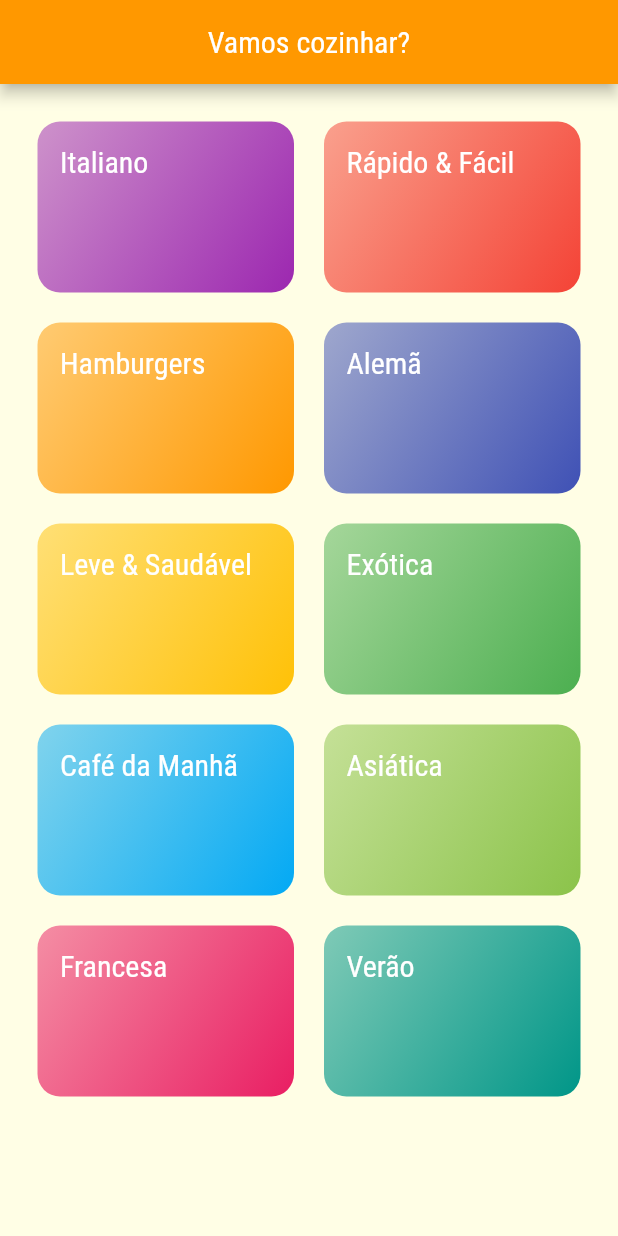
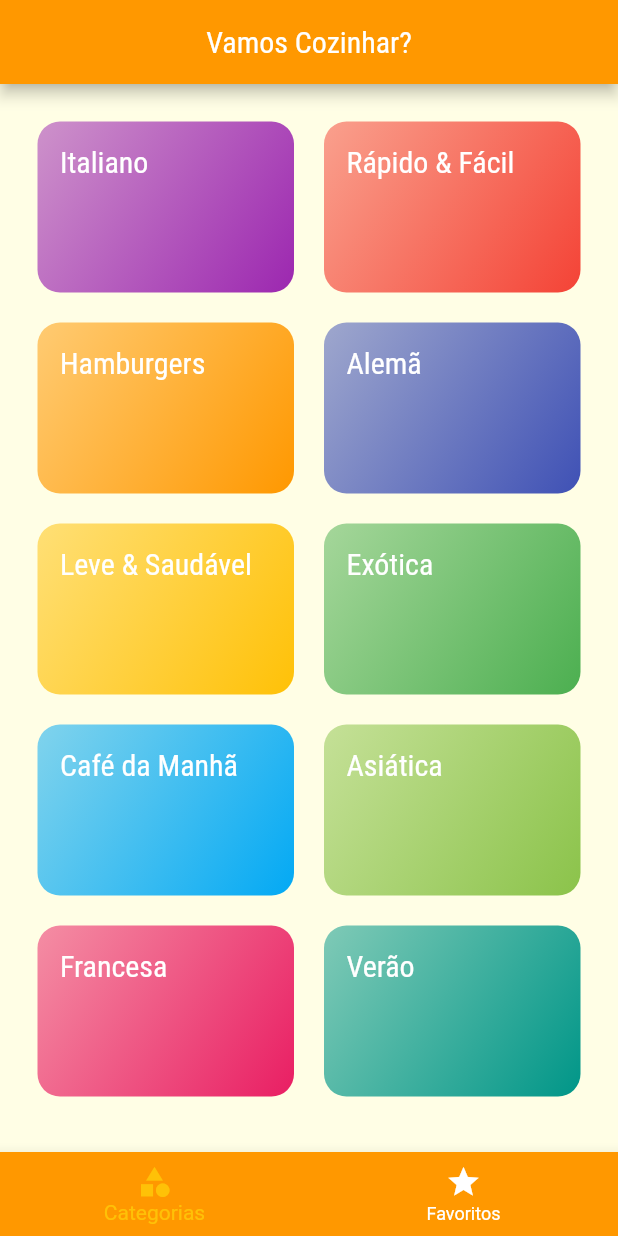
Before and after one commit to MateusMaccos/android-mobile-navegacao, a Flutter app: the screen it shows after launch, on a phone screen of 412 x 824 dp. Run offline on Flutter 3.47's test engine with Material 2 defaults, Android fonts, the phone set to English and light mode, and no system bars.

Commit message:
Atualização

```diff
--- a/lib/main.dart
+++ b/lib/main.dart
@@ -4,6 +4,7 @@ import 'package:flutter/material.dart';
 import 'package:navegacao/screens/categories_meals_screen.dart';
 import 'package:navegacao/screens/categories_screen.dart';
 import 'package:navegacao/screens/meal_detail_screen.dart';
+import 'package:navegacao/screens/tabs_sreen.dart';
 import 'package:navegacao/utils/app_routes.dart';
 
 void main() => runApp(const MyApp());
@@ -17,6 +18,7 @@ class MyApp extends StatelessWidget {
       debugShowCheckedModeBanner: false,
       title: 'DeliMeals',
       theme: ThemeData(
+          primaryColor: Colors.orange,
           colorScheme: ColorScheme.fromSwatch(primarySwatch: Colors.orange)
               .copyWith(secondary: Colors.amber),
           fontFamily: 'Raleway',
@@ -28,7 +30,7 @@ class MyApp extends StatelessWidget {
                   fontSize: 20,
                   fontFamily: 'RobotoCondensed'))),
       routes: {
-        AppRoutes.HOME: (ctx) => const CategoriesScreen(),
+        AppRoutes.HOME: (ctx) => const TabsScreen(),
         AppRoutes.CATEGORIES_MEALS: (ctx) => const CategoriesMealsScreen(),
         AppRoutes.MEAL_DETAIL: (ctx) => const MealDetailScreen()
       },
--- a/lib/screens/categories_screen.dart
+++ b/lib/screens/categories_screen.dart
@@ -7,13 +7,7 @@ class CategoriesScreen extends StatelessWidget {
 
   @override
   Widget build(BuildContext context) {
-    return Scaffold(
-      appBar: AppBar(
-        centerTitle: true,
-        title: Text('Vamos cozinhar?',
-            style: Theme.of(context).textTheme.headline1),
-      ),
-      body: GridView(
+    return GridView(
       padding: const EdgeInsets.all(25),
       gridDelegate: const SliverGridDelegateWithMaxCrossAxisExtent(
           maxCrossAxisExtent: 200,
@@ -21,7 +15,6 @@ class CategoriesScreen extends StatelessWidget {
           crossAxisSpacing: 20,
           mainAxisSpacing: 20),
       children: DUMMY_CATEGORIES.map((cat) => CategoryItem(cat)).toList(),
-      ),
     );
   }
 }
--- /dev/null
+++ b/lib/screens/favorite_screen.dart
@@ -0,0 +1,12 @@
+import 'package:flutter/material.dart';
+
+class FavoriteScreen extends StatelessWidget {
+  const FavoriteScreen({super.key});
+
+  @override
+  Widget build(BuildContext context) {
+    return const Center(
+      child: Text('Minhas refeições favoritas!'),
+    );
+  }
+}
--- /dev/null
+++ b/lib/screens/tabs_sreen.dart
@@ -0,0 +1,51 @@
+import 'package:flutter/material.dart';
+import 'package:navegacao/screens/categories_screen.dart';
+import 'package:navegacao/screens/favorite_screen.dart';
+
+class TabsScreen extends StatefulWidget {
+  const TabsScreen({super.key});
+
+  @override
+  State<TabsScreen> createState() => _TabsScreenState();
+}
+
+class _TabsScreenState extends State<TabsScreen> {
+  int _selectedScreenIndex = 0;
+  final List<Widget> _screens = [CategoriesScreen(), FavoriteScreen()];
+
+  _selectScreen(int index) {
+    setState(() {
+      _selectedScreenIndex = index;
+    });
+  }
+
+  @override
+  Widget build(BuildContext context) {
+    return Scaffold(
+      appBar: AppBar(
+        title: Text(
+          'Vamos Cozinhar?',
+          style: Theme.of(context).textTheme.headline1,
+        ),
+        centerTitle: true,
+      ),
+      body: _screens[_selectedScreenIndex],
+      bottomNavigationBar: BottomNavigationBar(
+          onTap: _selectScreen,
+          backgroundColor: Theme.of(context).primaryColor,
+          unselectedItemColor: Colors.white,
+          selectedItemColor: Theme.of(context).colorScheme.secondary,
+          currentIndex: _selectedScreenIndex,
+          items: const [
+            BottomNavigationBarItem(
+              icon: Icon(Icons.category),
+              label: 'Categorias',
+            ),
+            BottomNavigationBarItem(
+              icon: Icon(Icons.star),
+              label: 'Favoritos',
+            ),
+          ]),
+    );
+  }
+}
```
Lines whose indentation alone changed are shown as unchanged.
